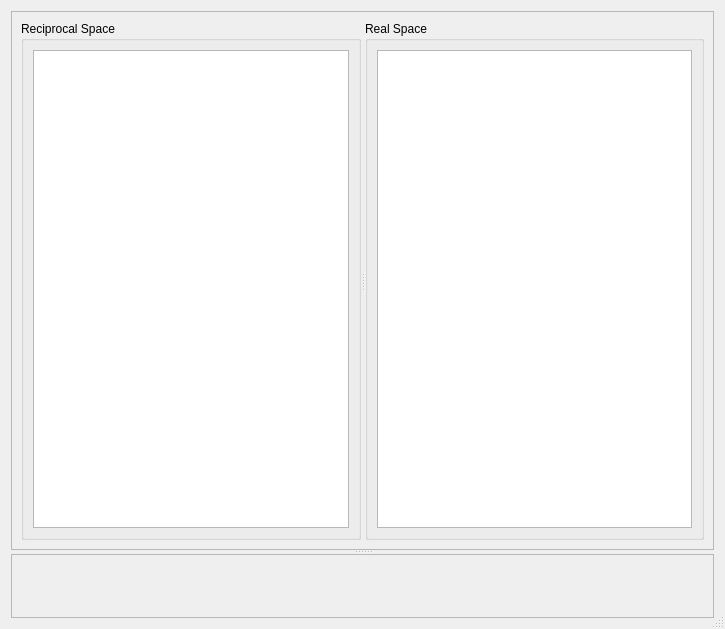
First picture: the form in ui/taz.ui, repository tweber-ill/frm_mirror-takin1, before the edit.
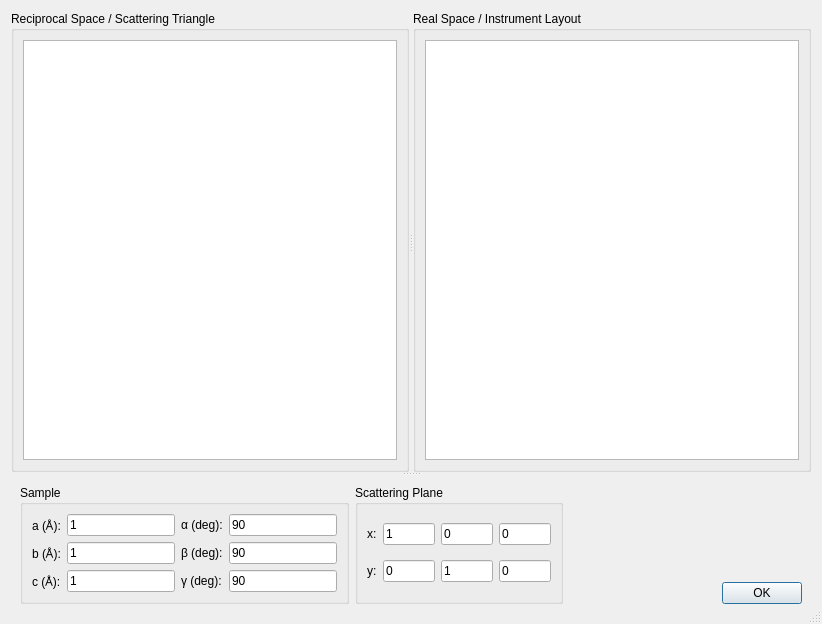
Second picture: the form after the edit.

Commit message: some interface design

Patch:
```diff
--- a/ui/taz.ui
+++ b/ui/taz.ui
@@ -6,8 +6,8 @@
    <rect>
     <x>0</x>
     <y>0</y>
-    <width>725</width>
-    <height>629</height>
+    <width>822</width>
+    <height>624</height>
    </rect>
   </property>
   <property name="windowTitle">
@@ -19,57 +19,297 @@
   <property name="sizeGripEnabled">
    <bool>true</bool>
   </property>
-  <layout class="QHBoxLayout" name="horizontalLayout_3">
+  <layout class="QVBoxLayout" name="verticalLayout">
    <item>
     <widget class="QSplitter" name="splitter_2">
+     <property name="sizePolicy">
+      <sizepolicy hsizetype="Preferred" vsizetype="Preferred">
+       <horstretch>0</horstretch>
+       <verstretch>0</verstretch>
+      </sizepolicy>
+     </property>
      <property name="orientation">
       <enum>Qt::Vertical</enum>
      </property>
-     <widget class="QFrame" name="frame">
+     <widget class="QSplitter" name="splitter">
+      <property name="sizePolicy">
+       <sizepolicy hsizetype="Expanding" vsizetype="Preferred">
+        <horstretch>0</horstretch>
+        <verstretch>1</verstretch>
+       </sizepolicy>
+      </property>
+      <property name="orientation">
+       <enum>Qt::Horizontal</enum>
+      </property>
+      <widget class="QGroupBox" name="groupBox">
+       <property name="sizePolicy">
+        <sizepolicy hsizetype="Preferred" vsizetype="Preferred">
+         <horstretch>0</horstretch>
+         <verstretch>0</verstretch>
+        </sizepolicy>
+       </property>
+       <property name="sizeIncrement">
+        <size>
+         <width>0</width>
+         <height>0</height>
+        </size>
+       </property>
+       <property name="title">
+        <string>Reciprocal Space / Scattering Triangle</string>
+       </property>
+       <layout class="QHBoxLayout" name="horizontalLayout_2">
+        <item>
+         <widget class="QGraphicsView" name="gfxRecip"/>
+        </item>
+       </layout>
+      </widget>
+      <widget class="QGroupBox" name="groupBox_2">
+       <property name="sizePolicy">
+        <sizepolicy hsizetype="Preferred" vsizetype="Preferred">
+         <horstretch>0</horstretch>
+         <verstretch>0</verstretch>
+        </sizepolicy>
+       </property>
+       <property name="sizeIncrement">
+        <size>
+         <width>0</width>
+         <height>0</height>
+        </size>
+       </property>
+       <property name="title">
+        <string>Real Space / Instrument Layout</string>
+       </property>
+       <layout class="QHBoxLayout" name="horizontalLayout">
+        <item>
+         <widget class="QGraphicsView" name="gfxReal"/>
+        </item>
+       </layout>
+      </widget>
+     </widget>
+     <widget class="QFrame" name="frame_2">
+      <property name="sizePolicy">
+       <sizepolicy hsizetype="Preferred" vsizetype="Preferred">
+        <horstretch>0</horstretch>
+        <verstretch>0</verstretch>
+       </sizepolicy>
+      </property>
+      <property name="minimumSize">
+       <size>
+        <width>0</width>
+        <height>0</height>
+       </size>
+      </property>
+      <property name="maximumSize">
+       <size>
+        <width>16777215</width>
+        <height>16777215</height>
+       </size>
+      </property>
+      <property name="baseSize">
+       <size>
+        <width>0</width>
+        <height>0</height>
+       </size>
+      </property>
       <property name="frameShape">
-       <enum>QFrame::StyledPanel</enum>
+       <enum>QFrame::NoFrame</enum>
       </property>
       <property name="frameShadow">
-       <enum>QFrame::Raised</enum>
+       <enum>QFrame::Plain</enum>
       </property>
-      <layout class="QGridLayout" name="gridLayout">
-       <item row="1" column="0">
-        <widget class="QSplitter" name="splitter">
+      <layout class="QGridLayout" name="gridLayout_3">
+       <item row="0" column="0" rowspan="2">
+        <widget class="QGroupBox" name="groupBox_3">
+         <property name="sizePolicy">
+          <sizepolicy hsizetype="MinimumExpanding" vsizetype="Preferred">
+           <horstretch>0</horstretch>
+           <verstretch>0</verstretch>
+          </sizepolicy>
+         </property>
+         <property name="title">
+          <string>Sample</string>
+         </property>
+         <layout class="QGridLayout" name="gridLayout_4">
+          <item row="0" column="0">
+           <widget class="QLabel" name="label_3">
+            <property name="text">
+             <string>a (Å):</string>
+            </property>
+           </widget>
+          </item>
+          <item row="0" column="1">
+           <widget class="QLineEdit" name="editA">
+            <property name="text">
+             <string>1</string>
+            </property>
+           </widget>
+          </item>
+          <item row="1" column="0">
+           <widget class="QLabel" name="label_4">
+            <property name="text">
+             <string>b (Å):</string>
+            </property>
+           </widget>
+          </item>
+          <item row="0" column="2">
+           <widget class="QLabel" name="label_6">
+            <property name="text">
+             <string>α (deg):</string>
+            </property>
+           </widget>
+          </item>
+          <item row="1" column="2">
+           <widget class="QLabel" name="label_7">
+            <property name="text">
+             <string>β (deg):</string>
+            </property>
+           </widget>
+          </item>
+          <item row="2" column="2">
+           <widget class="QLabel" name="label_8">
+            <property name="text">
+             <string>γ (deg):</string>
+            </property>
+           </widget>
+          </item>
+          <item row="1" column="1">
+           <widget class="QLineEdit" name="editB">
+            <property name="text">
+             <string>1</string>
+            </property>
+           </widget>
+          </item>
+          <item row="2" column="0">
+           <widget class="QLabel" name="label_5">
+            <property name="text">
+             <string>c (Å):</string>
+            </property>
+           </widget>
+          </item>
+          <item row="2" column="1">
+           <widget class="QLineEdit" name="editC">
+            <property name="text">
+             <string>1</string>
+            </property>
+           </widget>
+          </item>
+          <item row="0" column="3">
+           <widget class="QLineEdit" name="editAlpha">
+            <property name="text">
+             <string>90</string>
+            </property>
+           </widget>
+          </item>
+          <item row="1" column="3">
+           <widget class="QLineEdit" name="editBeta">
+            <property name="text">
+             <string>90</string>
+            </property>
+           </widget>
+          </item>
+          <item row="2" column="3">
+           <widget class="QLineEdit" name="editGamma">
+            <property name="text">
+             <string>90</string>
+            </property>
+           </widget>
+          </item>
+         </layout>
+        </widget>
+       </item>
+       <item row="0" column="1" rowspan="2">
+        <widget class="QGroupBox" name="groupBox_4">
+         <property name="sizePolicy">
+          <sizepolicy hsizetype="Preferred" vsizetype="Preferred">
+           <horstretch>0</horstretch>
+           <verstretch>0</verstretch>
+          </sizepolicy>
+         </property>
+         <property name="title">
+          <string>Scattering Plane</string>
+         </property>
+         <layout class="QGridLayout" name="gridLayout_2">
+          <item row="0" column="0">
+           <widget class="QLabel" name="label">
+            <property name="text">
+             <string>x:</string>
+            </property>
+           </widget>
+          </item>
+          <item row="0" column="1">
+           <widget class="QLineEdit" name="editScatX0">
+            <property name="text">
+             <string>1</string>
+            </property>
+           </widget>
+          </item>
+          <item row="0" column="2">
+           <widget class="QLineEdit" name="editScatX1">
+            <property name="text">
+             <string>0</string>
+            </property>
+           </widget>
+          </item>
+          <item row="0" column="3">
+           <widget class="QLineEdit" name="editScatX2">
+            <property name="text">
+             <string>0</string>
+            </property>
+           </widget>
+          </item>
+          <item row="1" column="0">
+           <widget class="QLabel" name="label_2">
+            <property name="text">
+             <string>y:</string>
+            </property>
+           </widget>
+          </item>
+          <item row="1" column="1">
+           <widget class="QLineEdit" name="editScatY0">
+            <property name="text">
+             <string>0</string>
+            </property>
+           </widget>
+          </item>
+          <item row="1" column="2">
+           <widget class="QLineEdit" name="editScatY1">
+            <property name="text">
+             <string>1</string>
+            </property>
+           </widget>
+          </item>
+          <item row="1" column="3">
+           <widget class="QLineEdit" name="editScatY2">
+            <property name="text">
+             <string>0</string>
+            </property>
+           </widget>
+          </item>
+         </layout>
+        </widget>
+       </item>
+       <item row="0" column="2" rowspan="2" colspan="2">
+        <spacer name="horizontalSpacer">
          <property name="orientation">
           <enum>Qt::Horizontal</enum>
          </property>
-         <widget class="QGroupBox" name="groupBox">
-          <property name="title">
-           <string>Reciprocal Space</string>
-          </property>
-          <layout class="QHBoxLayout" name="horizontalLayout_2">
-           <item>
-            <widget class="QGraphicsView" name="gfxRecip"/>
-           </item>
-          </layout>
-         </widget>
-         <widget class="QGroupBox" name="groupBox_2">
-          <property name="title">
-           <string>Real Space</string>
-          </property>
-          <layout class="QHBoxLayout" name="horizontalLayout">
-           <item>
-            <widget class="QGraphicsView" name="gfxReal"/>
-           </item>
-          </layout>
-         </widget>
+         <property name="sizeHint" stdset="0">
+          <size>
+           <width>400</width>
+           <height>20</height>
+          </size>
+         </property>
+        </spacer>
+       </item>
+       <item row="1" column="3">
+        <widget class="QDialogButtonBox" name="buttonBox">
+         <property name="standardButtons">
+          <set>QDialogButtonBox::Ok</set>
+         </property>
         </widget>
        </item>
       </layout>
      </widget>
-     <widget class="QFrame" name="frame_2">
-      <property name="frameShape">
-       <enum>QFrame::StyledPanel</enum>
-      </property>
-      <property name="frameShadow">
-       <enum>QFrame::Raised</enum>
-      </property>
-     </widget>
     </widget>
    </item>
   </layout>
```
Left out of the diff: 19 changed lines with no effect on the pictures. The commit also changes 1 other file.
